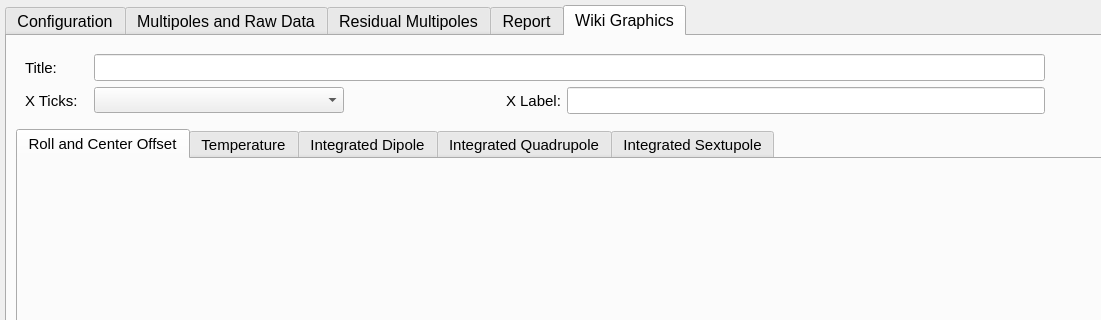
This is rotcoilanalysis/ui/interface.ui in lnls-ima/rotating-coil-analysis as Qt 5 draws it before an edit; both pictures show x 0 to 1101 and y 0 to 320 of the 1282 by 915 pixel window. The edited form follows.
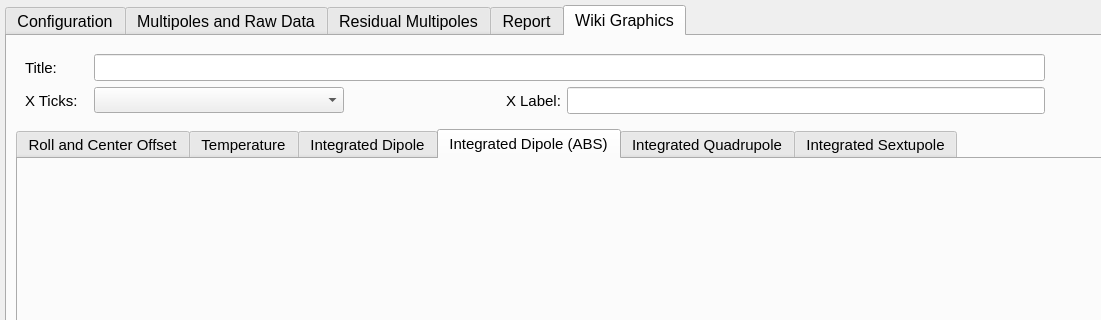
This is the edited form. The open tabs and pages were chosen to show the change. Icons and pictures are not drawn.

Commit message: Add dipole abs graph

Diff of the .ui file:
```diff
--- a/rotcoilanalysis/ui/interface.ui
+++ b/rotcoilanalysis/ui/interface.ui
@@ -3663,6 +3663,16 @@
             </item>
            </layout>
           </widget>
+          <widget class="QWidget" name="dipole_abs">
+           <attribute name="title">
+            <string>Integrated Dipole (ABS)</string>
+           </attribute>
+           <layout class="QGridLayout" name="gridLayout_29">
+            <item row="0" column="0">
+             <layout class="QVBoxLayout" name="lt_dipole_abs"/>
+            </item>
+           </layout>
+          </widget>
           <widget class="QWidget" name="quadrupole">
            <attribute name="title">
             <string>Integrated Quadrupole</string>
```
Left out of the diff: 10 changed lines with no effect on the pictures. The commit also changes 1 other file.
